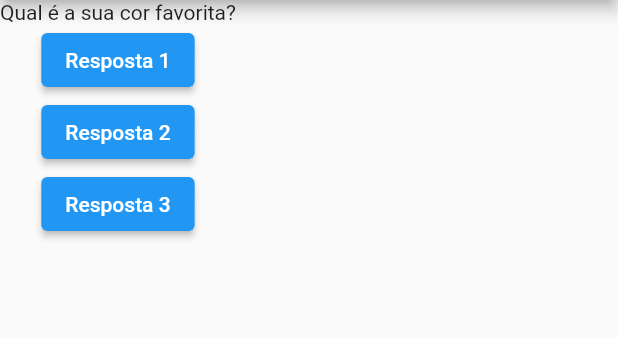
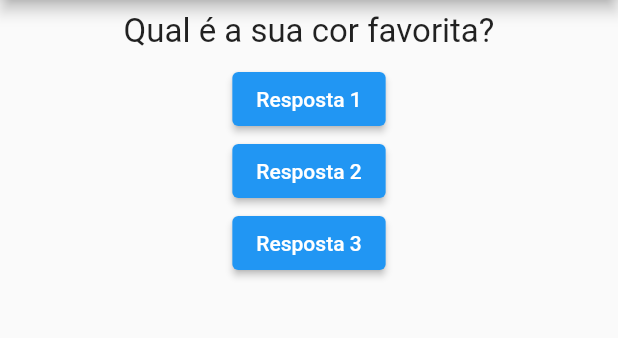
Before and after one commit to vinniciusbrusto25/quiz, a Flutter app: the screen it shows after launch, on a phone screen of 412 x 824 dp, the part 84-422 px from its top. Run offline on Flutter 3.47's test engine with Material 2 defaults, Android fonts, the phone set to English and light mode, and no system bars.

Commit message:
Aplicando estilo a Questao
- Usando os mesmos conceitos do CSS como os atributos da font, text-align, margin, entre outros;
- Usando um conteiner p/ envolver o componente Questao.

```diff
--- a/lib/questao.dart
+++ b/lib/questao.dart
@@ -8,6 +8,21 @@ class Questao extends StatelessWidget {
 
   @override
   Widget build(BuildContext context) {
-    return Text(this.texto);
+    return Container(
+      //valor máximo do double. É uma das estratégias p/ deixar no máximo
+      //Dá pra pegar a largura da tela, mas nesse caso então pegando o máximo
+      //do Double
+      width: double.infinity,
+      //fromLTRB representa left top right bottom, ou simplesmente usar
+      //all que aplica a todos da mesma forma como no CSS
+      margin: EdgeInsets.all(8),
+      child: Text(
+        this.texto,
+        style: TextStyle(
+          fontSize: 22
+        ),
+        textAlign: TextAlign.center
+      ),
+    );
   }
 }
```
